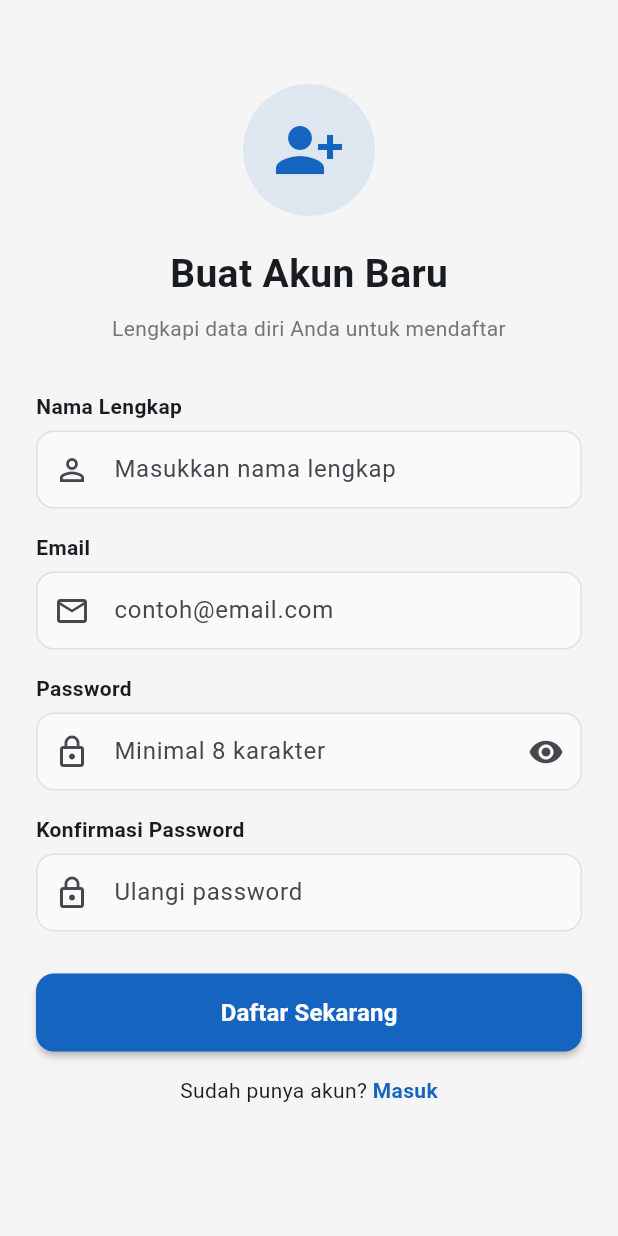
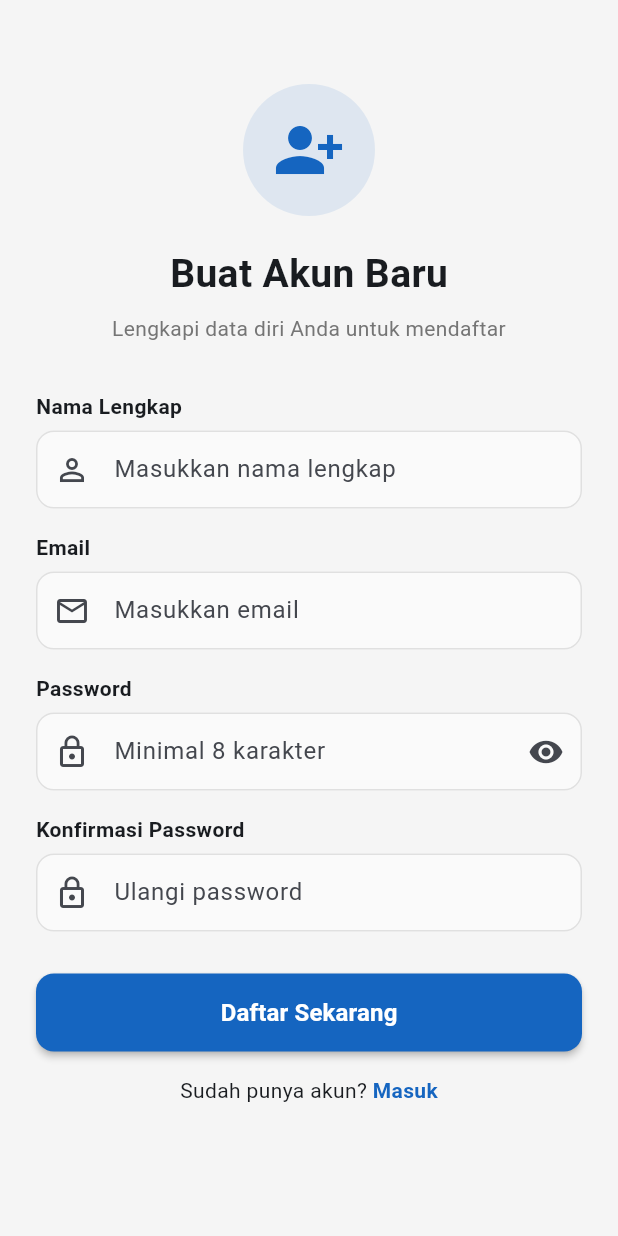
Before and after one commit to annddvaa/service_store_uts_1123150164, a Flutter app: the RegisterPage screen opened by its route, on a phone screen of 412 x 824 dp. Run offline on Flutter 3.47's test engine with Material 3 defaults, Android fonts, the phone set to English and light mode, and no system bars; our stand-ins replace dio, email_validator, equatable, firebase_auth, firebase_core, flutter_secure_storage and 1 more; accounts and stored records are empty.

Commit message:
feat: Auth Pages perbaikan register

```diff
--- a/lib/features/auth/presentation/pages/register_page.dart
+++ b/lib/features/auth/presentation/pages/register_page.dart
@@ -100,7 +100,7 @@ class _RegisterPageState extends State<RegisterPage> {
 
                   CustomTextField(
                     label: 'Email',
-                    hint: 'contoh@email.com',
+                    hint: 'Masukkan email',
                     controller: _emailCtrl,
                     keyboardType: TextInputType.emailAddress,
                     prefixIcon: const Icon(Icons.email_outlined),
```
